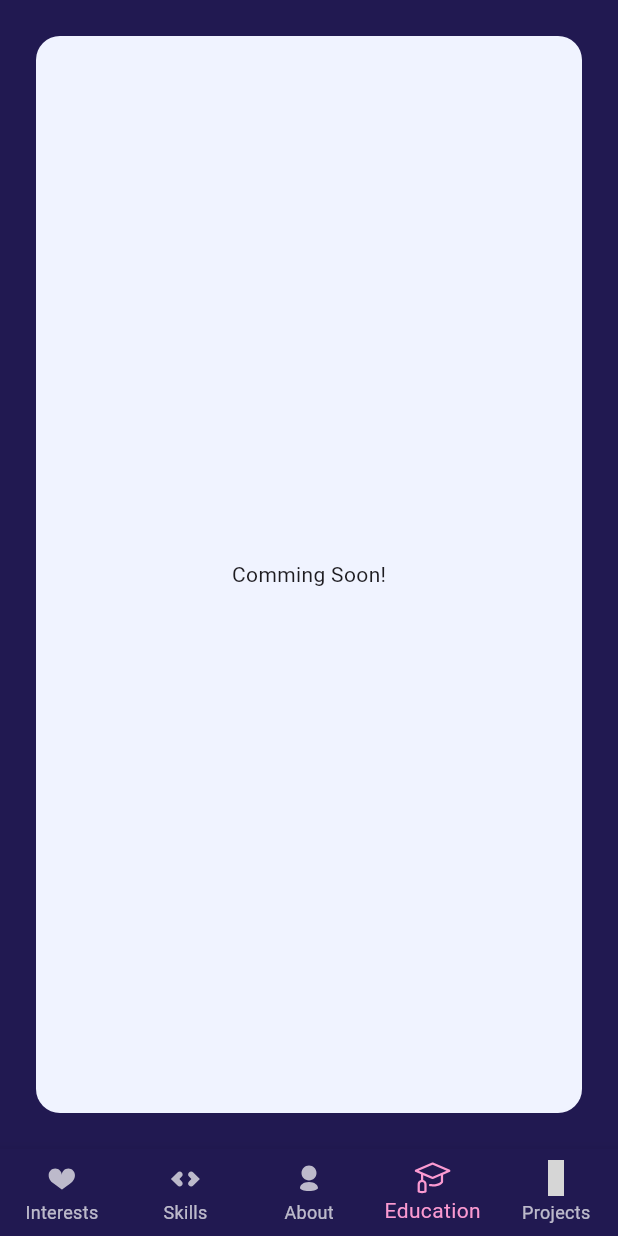
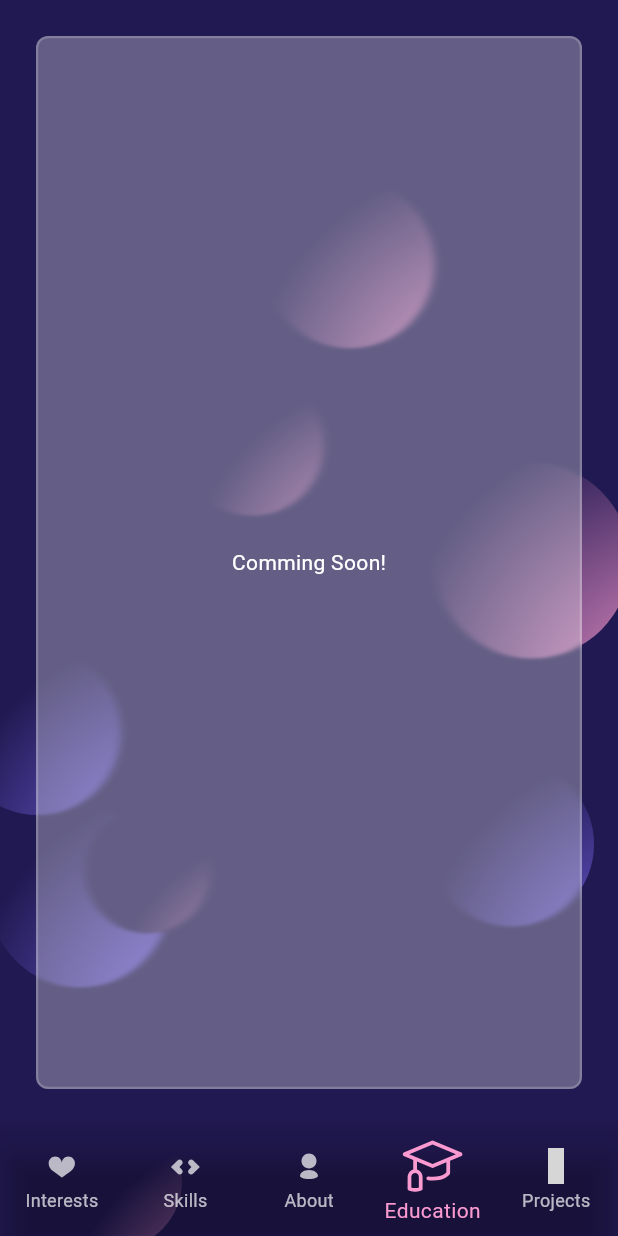
Before and after one commit to Guix98/portfolio, a Flutter app: the screen it shows after launch, item 4 of the bottom bar chosen, on a phone screen of 412 x 824 dp. Run offline on Flutter 3.47's test engine with Material 3 defaults, Android fonts, the phone set to English and light mode, and no system bars; our stand-ins replace fl_chart, fluttericon, google_fonts; Roboto replaces fonts that are missing (Ubuntu); grey boxes are pictures that could not be loaded.

Commit message:
feat: glassmorphism and balls

```diff
--- /dev/null
+++ b/lib/helpers/helpers.dart
@@ -0,0 +1,52 @@
+import 'dart:math';
+
+import 'package:flutter/material.dart';
+import 'package:guix_portfolio/theme/tokens.dart';
+import 'package:guix_portfolio/widgets/shapes/sphere.dart';
+
+List<Widget> generateRandomSpheres(Size size) {
+  final List<Widget> positionedSpheres = [];
+  final Random random = Random();
+
+  // Calcular el número máximo de esferas que caben en el tamaño dado
+  const double maxRadius = 10.0; // Radio máximo permitido
+  const double minRadius = 6.0; // Radio mínimo permitido
+  const double minDistanceBetweenSpheres =
+      maxRadius * 2.5; // Distancia mínima entre esferas
+  final double availableWidth = size.width - maxRadius * 2;
+  final double availableHeight = size.height - maxRadius * 2;
+  final int maxSpheresHorizontal =
+      (availableWidth / minDistanceBetweenSpheres).floor();
+  final int maxSpheresVertical =
+      (availableHeight / minDistanceBetweenSpheres).floor();
+  final int maxSpheres = (maxSpheresHorizontal * maxSpheresVertical) ~/ 60;
+
+  // Generar esferas aleatorias
+  for (int i = 0; i < maxSpheres; i++) {
+    final double xPos =
+        maxRadius + random.nextDouble() * (size.width - maxRadius * 2);
+    final double yPos =
+        maxRadius + random.nextDouble() * (size.height - maxRadius * 2);
+    final List<Color> appColors = [
+      AppColors.primaryPurple,
+      AppColors.secondaryMint,
+      AppColors.tertiaryPink
+    ];
+    final int colorRand = random.nextInt(3);
+    final Color color = appColors[colorRand];
+    final double radius =
+        minRadius + random.nextDouble() * (maxRadius - minRadius);
+
+    // Crear el Widget Sphere dentro de un Positioned
+    final Sphere sphere = Sphere(color: color, radius: radius);
+    final Positioned positionedSphere = Positioned(
+      left: xPos,
+      top: yPos,
+      child: sphere,
+    );
+
+    positionedSpheres.add(positionedSphere);
+  }
+
+  return positionedSpheres;
+}
--- a/lib/main.dart
+++ b/lib/main.dart
@@ -1,7 +1,7 @@
 import 'package:flutter/material.dart';
+import 'package:google_fonts/google_fonts.dart';
 import 'package:guix_portfolio/pages/home_page.dart';
 import 'package:guix_portfolio/theme/tokens.dart';
-import 'package:google_fonts/google_fonts.dart';
 
 void main() {
   runApp(const MyApp());
@@ -18,8 +18,9 @@ class MyApp extends StatelessWidget {
       debugShowCheckedModeBanner: false,
       theme: ThemeData(
         scaffoldBackgroundColor: AppColors.backgroundColor,
-        appBarTheme: AppBarTheme(backgroundColor: AppColors.backgroundColor),
-        bottomNavigationBarTheme: BottomNavigationBarThemeData(
+        appBarTheme:
+            const AppBarTheme(backgroundColor: AppColors.backgroundColor),
+        bottomNavigationBarTheme: const BottomNavigationBarThemeData(
             backgroundColor: AppColors.backgroundColor),
         textTheme: GoogleFonts.ubuntuTextTheme(),
         colorScheme: ColorScheme.fromSeed(
--- a/lib/pages/home_page.dart
+++ b/lib/pages/home_page.dart
@@ -1,7 +1,9 @@
 import 'package:flutter/material.dart';
 import 'package:fluttericon/octicons_icons.dart';
 import 'package:fluttericon/typicons_icons.dart';
+import 'package:guix_portfolio/helpers/helpers.dart';
 import 'package:guix_portfolio/pages/about_page.dart';
+import 'package:guix_portfolio/pages/skills_page.dart';
 import 'package:guix_portfolio/theme/tokens.dart';
 import 'package:guix_portfolio/widgets/comming_soon.dart';
 
@@ -15,12 +17,12 @@ class HomePage extends StatefulWidget {
 class _HomePageState extends State<HomePage> {
   int _selectedIndex = 2;
 
-  static const List<Widget> _widgetOptions = <Widget>[
-    CommingSoonContainer(),
-    CommingSoonContainer(),
-    AboutPage(),
-    CommingSoonContainer(),
-    CommingSoonContainer(),
+  static final List<Widget> _widgetOptions = <Widget>[
+    const CommingSoonContainer(),
+    const SkillsPage(),
+    const AboutPage(),
+    const CommingSoonContainer(),
+    Container(),
   ];
 
   void _onItemTapped(int index) {
@@ -33,13 +35,18 @@ class _HomePageState extends State<HomePage> {
   Widget build(BuildContext context) {
     return ColoredBox(
       color: AppColors.backgroundColor,
-      child: Scaffold(
+      child: Stack(
+        children: generateRandomSpheres(MediaQuery.of(context).size) +
+            [
+              Scaffold(
                 backgroundColor: Colors.transparent,
                 body: Center(
                   child: _widgetOptions.elementAt(_selectedIndex),
                 ),
                 bottomNavigationBar: BottomNavigationBar(
                   type: BottomNavigationBarType.fixed,
+                  backgroundColor: Colors.transparent,
+                  selectedIconTheme: const IconThemeData(size: 40),
                   items: const <BottomNavigationBarItem>[
                     BottomNavigationBarItem(
                       icon: Icon(Typicons.heart),
@@ -67,6 +74,8 @@ class _HomePageState extends State<HomePage> {
                   selectedItemColor: AppColors.tertiaryPink,
                 ),
               ),
+            ],
+      ),
     );
   }
 }
--- a/lib/theme/tokens.dart
+++ b/lib/theme/tokens.dart
@@ -1,9 +1,9 @@
 import 'package:flutter/material.dart';
 
 class AppColors {
-  static Color primaryPurple = const Color(0xFF836FFF);
-  static Color secondaryMint = const Color(0xFF15F5BA);
-  static Color tertiaryPink = const Color(0xFFFB9AD1);
-  static Color accentWhite = const Color(0xFFF0F3FF);
-  static Color backgroundColor = const Color(0xFF211951);
+  static const Color primaryPurple = Color(0xFF836FFF);
+  static const Color secondaryMint = Color(0xFF15F5BA);
+  static const Color tertiaryPink = Color(0xFFFB9AD1);
+  static const Color accentWhite = Color(0xFFF0F3FF);
+  static const Color backgroundColor = Color(0xFF211951);
 }
--- a/lib/widgets/about_header.dart
+++ b/lib/widgets/about_header.dart
@@ -11,7 +11,11 @@ class AboutHeader extends StatelessWidget {
   @override
   Widget build(BuildContext context) {
     final mq = MediaQuery.of(context).size;
-    return SizedBox(
+    return Container(
+      decoration: BoxDecoration(
+          color: Colors.black.withOpacity(0.4),
+          borderRadius:
+              const BorderRadius.vertical(bottom: Radius.circular(32))),
       width: double.infinity,
       height: mq.height * 0.3,
       child: Stack(
--- a/lib/widgets/comming_soon.dart
+++ b/lib/widgets/comming_soon.dart
@@ -1,20 +1,22 @@
 import 'package:flutter/material.dart';
-import 'package:guix_portfolio/theme/tokens.dart';
+import 'package:guix_portfolio/widgets/glassmorphism.dart';
 
 class CommingSoonContainer extends StatelessWidget {
   const CommingSoonContainer({super.key});
 
   @override
   Widget build(BuildContext context) {
-    return Padding(
-      padding: const EdgeInsets.all(24.0),
+    return const Padding(
+      padding: EdgeInsets.all(24.0),
       child: Expanded(
-        child: Container(
-          decoration: BoxDecoration(
-              borderRadius: BorderRadius.circular(16),
-              color: AppColors.accentWhite),
-          child: const Center(
-            child: Text('Comming Soon!'),
+        child: GlassMorphism(
+          start: 0.3,
+          end: 0.3,
+          child: Center(
+            child: Text(
+              'Comming Soon!',
+              style: TextStyle(color: Colors.white),
+            ),
           ),
         ),
       ),
--- /dev/null
+++ b/lib/widgets/glassmorphism.dart
@@ -0,0 +1,44 @@
+import 'dart:ui';
+
+import 'package:flutter/material.dart';
+
+class GlassMorphism extends StatelessWidget {
+  final Widget child;
+  final double start;
+  final double end;
+  final double borderRadius;
+  const GlassMorphism({
+    super.key,
+    required this.child,
+    required this.start,
+    required this.end,
+    this.borderRadius = 8,
+  });
+
+  @override
+  Widget build(BuildContext context) {
+    return ClipRRect(
+      child: BackdropFilter(
+        filter: ImageFilter.blur(sigmaX: 3, sigmaY: 1),
+        child: Container(
+          decoration: BoxDecoration(
+            gradient: LinearGradient(
+              colors: [
+                Colors.white.withOpacity(start),
+                Colors.white.withOpacity(end),
+              ],
+              begin: AlignmentDirectional.topStart,
+              end: AlignmentDirectional.bottomEnd,
+            ),
+            borderRadius: BorderRadius.circular(borderRadius),
+            border: Border.all(
+              width: 1.5,
+              color: Colors.white.withOpacity(0.2),
+            ),
+          ),
+          child: child,
+        ),
+      ),
+    );
+  }
+}
```
Also changed, not shown: lib/pages/about_page.dart (+24 -15 lines), lib/pages/skills_page.dart (added, +53 -0 lines), lib/widgets/about_info.dart (+4 -3 lines), lib/widgets/shapes/sphere.dart (added, +43 -0 lines), lib/widgets/stats_row.dart (+4 -4 lines), pubspec.yaml (+1 -6 lines), pubspec.lock. Lines whose indentation alone changed are shown as unchanged.
